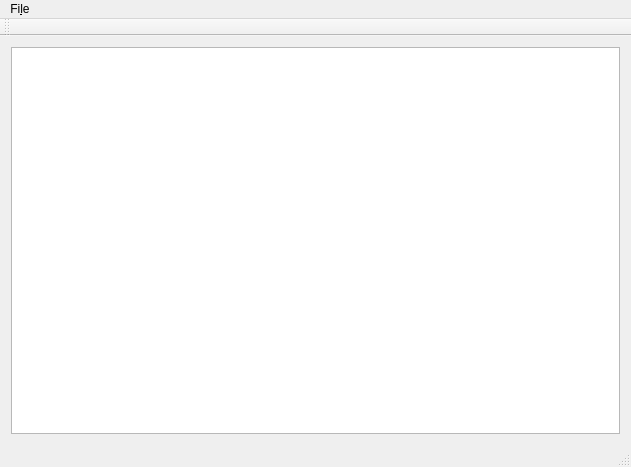
banyaszg/CANalizer, file mainwindow.ui: the form before one commit.
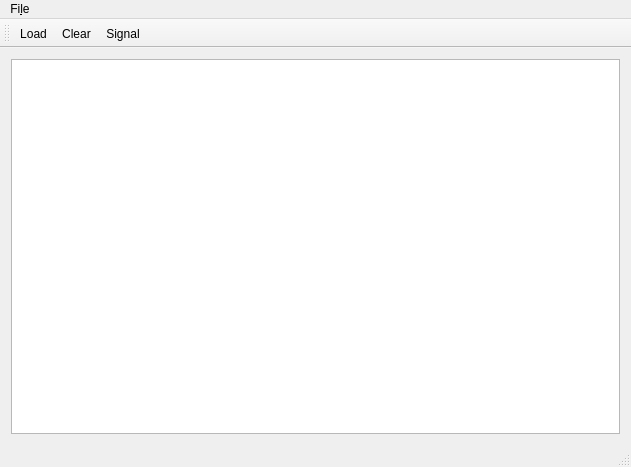
The form after the commit.

What changed in the file:
```diff
--- a/mainwindow.ui
+++ b/mainwindow.ui
@@ -46,6 +46,9 @@
    <attribute name="toolBarBreak">
     <bool>false</bool>
    </attribute>
+   <addaction name="actionLoad"/>
+   <addaction name="actionClear"/>
+   <addaction name="actionSignal"/>
   </widget>
   <widget class="QStatusBar" name="statusBar"/>
   <action name="actionLoad_Noise_log">
@@ -63,6 +66,19 @@
     <string>Clear</string>
    </property>
   </action>
+  <action name="actionLoad">
+   <property name="text">
+    <string>Load</string>
+   </property>
+  </action>
+  <action name="actionSignal">
+   <property name="checkable">
+    <bool>true</bool>
+   </property>
+   <property name="text">
+    <string>Signal</string>
+   </property>
+  </action>
  </widget>
  <layoutdefault spacing="6" margin="11"/>
  <resources/>
```
Left out of the diff: 17 changed lines with no effect on the pictures.
